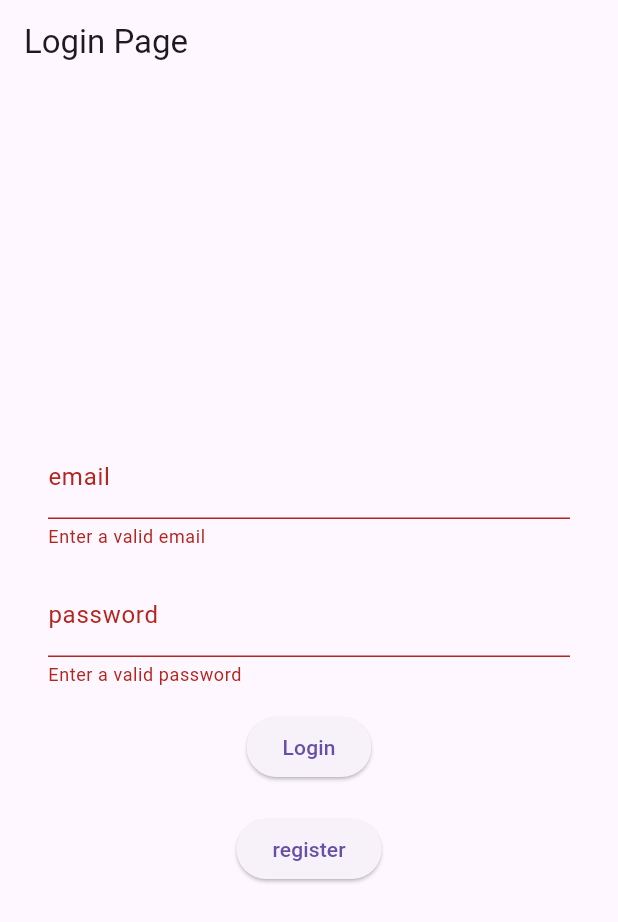
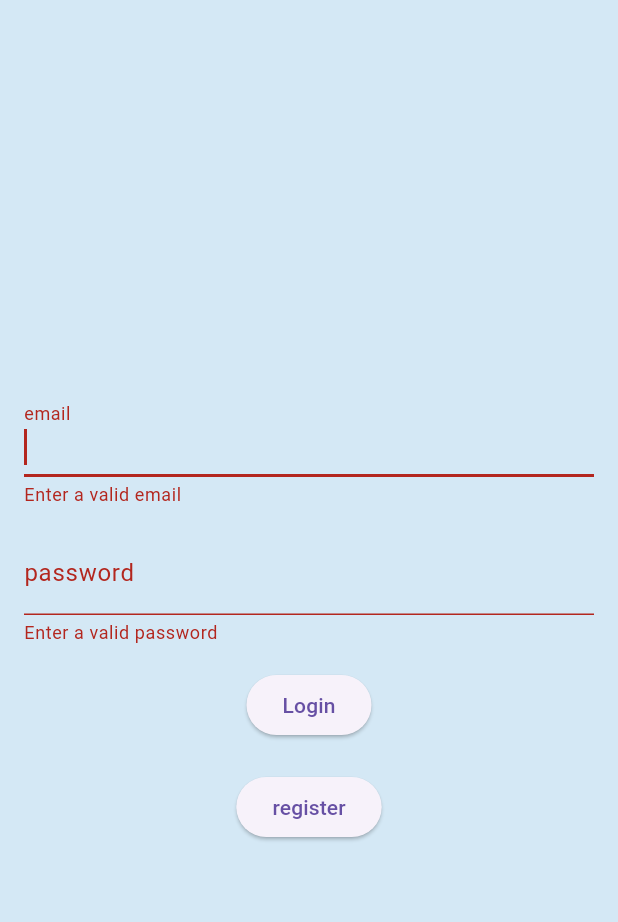
Before and after one commit to bramba2000/crowDJ, a Flutter app: the screen it shows after launch, after a tap on "Login", on a phone screen of 412 x 824 dp. Shown: the top 922 px of the screen. Run offline on Flutter 3.47's test engine with Material 3 defaults, Android fonts, the phone set to English and light mode, and no system bars; our stand-ins replace cloud_firestore, firebase_auth, firebase_core, flutter_map, flutter_riverpod, freezed_annotation and 4 more; missing offline and left inert: geoflutterfire2, spotify; accounts and stored records are empty; generated files the repository leaves out were written again.

Commit message:
restyle login page

```diff
--- a/crowdj_app/lib/feature/auth/pages/login_page.dart
+++ b/crowdj_app/lib/feature/auth/pages/login_page.dart
@@ -21,40 +21,17 @@ class _LoginPageState extends ConsumerState<LoginPage> {
   final TextEditingController _passwordController = TextEditingController();
   final provider = authNotifierProvider(AuthDataSource(), UserDataSource());
   final GlobalKey<FormState> _formKey = GlobalKey<FormState>();
-
-  Future<void> _login() async {
-    if (_formKey.currentState!.validate()) {
-      await ref
-          .read(provider.notifier)
-          .signIn(_usernameController.text, _passwordController.text);
-    }
-  }
+  final FocusNode _focusNode = FocusNode();
 
   @override
   Widget build(BuildContext context) {
     return Scaffold(
-      appBar: AppBar(
-        title: const Text('Login Page'),
-      ),
       body: Container(
-        padding: const EdgeInsets.all(16.0),
-        child: LayoutBuilder(
-          builder: (BuildContext context, BoxConstraints constraints) {
-            if (constraints.maxWidth > 600) {
-              return _desktopPage();
-            } else {
-              return _mobilePage();
-            }
-          },
+        decoration: BoxDecoration(
+          color: Color.fromARGB(255, 212, 232, 245),
         ),
-      ),
-    );
-  }
-
-  void _showSnackBar(String message) {
-    ScaffoldMessenger.of(context).showSnackBar(
-      SnackBar(
-        content: Text(message),
+        alignment: Alignment.center,
+        child: responsiveSingleFormLayout(loginForm()),
       ),
     );
   }
@@ -98,8 +75,11 @@ class _LoginPageState extends ConsumerState<LoginPage> {
       key: _formKey,
       child: Column(
         mainAxisAlignment: MainAxisAlignment.center,
+        mainAxisSize: MainAxisSize.min,
         children: [
           TextFormField(
+            autofocus: true,
+            focusNode: _focusNode,
             controller: _usernameController,
             decoration: const InputDecoration(
               labelText: 'email',
@@ -110,15 +90,17 @@ class _LoginPageState extends ConsumerState<LoginPage> {
                 (value!.isEmpty || !value.contains('@') || !value.contains('.'))
                     ? 'Enter a valid email'
                     : null,
+            onFieldSubmitted: (value) => _login(),
           ),
           const SizedBox(height: 16.0),
           TextFormField(
             controller: _passwordController,
+            keyboardType: TextInputType.visiblePassword,
             obscureText: true,
             decoration: const InputDecoration(labelText: 'password'),
-            keyboardType: TextInputType.visiblePassword,
             validator: (value) =>
                 value!.isEmpty ? 'Enter a valid password' : null,
+            onFieldSubmitted: (value) => _login(),
           ),
           const SizedBox(height: 16.0),
           ElevatedButton(
@@ -134,4 +116,82 @@ class _LoginPageState extends ConsumerState<LoginPage> {
       ),
     );
   }
+
+  Widget responsiveSingleFormLayout(Widget formWidget) {
+    return LayoutBuilder(
+      builder: (BuildContext context, BoxConstraints constraints) {
+        const double breackPointWidth = 700;
+        const double breackPointHeight = 700;
+
+        if (constraints.maxWidth > breackPointWidth) {
+          return Container(
+            decoration: const BoxDecoration(
+              boxShadow: [
+                BoxShadow(
+                  color: Colors.black12,
+                  blurRadius: 20,
+                ),
+              ],
+              color: Colors.white,
+            ),
+            constraints: const BoxConstraints(
+              maxHeight: breackPointHeight,
+            ),
+            child: Row(
+              crossAxisAlignment: CrossAxisAlignment.center,
+              mainAxisSize: MainAxisSize.max,
+              mainAxisAlignment: MainAxisAlignment.spaceBetween,
+              children: [
+                Expanded(
+                  flex: 2,
+                  child: Padding(
+                    padding: const EdgeInsets.all(25),
+                    child: formWidget,
+                  ),
+                ),
+                Expanded(
+                  flex: 3,
+                  child: Image.asset(
+                    'lib/assets/crowd_mobile_background.jpeg',
+                    alignment: Alignment.centerRight,
+                  ),
+                )
+              ],
+            ),
+          );
+        } else {
+          return Padding(
+            padding: const EdgeInsets.all(16.0),
+            child: formWidget,
+          );
+        }
+      },
+    );
+  }
+
+  Future<void> _login() async {
+    if (_formKey.currentState!.validate()) {
+      await ref
+          .read(provider.notifier)
+          .signIn(_usernameController.text, _passwordController.text);
+    } else {
+      _focusNode.requestFocus();
+    }
+  }
+
+  void _showSnackBar(String message) {
+    ScaffoldMessenger.of(context).showSnackBar(
+      SnackBar(
+        content: Text(message),
+      ),
+    );
+  }
+
+  @override
+  void dispose() {
+    _usernameController.dispose();
+    _passwordController.dispose();
+    _focusNode.dispose();
+    super.dispose();
+  }
 }
--- a/crowdj_app/lib/pages/app/home_page.dart
+++ b/crowdj_app/lib/pages/app/home_page.dart
@@ -35,7 +35,7 @@ class _HomePageState extends ConsumerState<HomePage> {
   final MapController _mapController = MapController();
   late MapModel _mapModel;
   late DynMap _map;
-  double _zoom=17.0;
+  double _zoom = 17.0;
 
   ///----> events <----
   ///
@@ -76,10 +76,8 @@ class _HomePageState extends ConsumerState<HomePage> {
   }
 
   _initilizeWidget() async {
-
     await _getUserProps();
     await _loadEvents();
-
   }
 
   @override
@@ -149,6 +147,14 @@ class _HomePageState extends ConsumerState<HomePage> {
     return Scaffold(
       appBar: AppBar(
         title: const Text("DJ HomePage"),
+        actions: [
+          IconButton(
+            onPressed: () {
+              ref.read(provider.notifier).signOut();
+            },
+            icon: const Icon(Icons.exit_to_app),
+          )
+        ],
       ),
       body: Padding(
         padding: const EdgeInsets.all(30),
@@ -600,7 +606,7 @@ class _HomePageState extends ConsumerState<HomePage> {
       value: _radius,
       min: 1,
       max: 400000,
-      label: _radius.toString()+" km ",
+      label: _radius.toString() + " km ",
       onChanged: (value) {
         setState(() {
           _radius = value;
@@ -618,11 +624,13 @@ class _HomePageState extends ConsumerState<HomePage> {
       divisions: 40,
       onChanged: (value) {
         setState(() {
-          _zoom=value;
-          _mapController.move(LatLng(_mapModel.getCenter().latitude, _mapModel.getCenter().longitude), _zoom);
+          _zoom = value;
+          _mapController.move(
+              LatLng(_mapModel.getCenter().latitude,
+                  _mapModel.getCenter().longitude),
+              _zoom);
         });
       },
     );
-
   }
 }
--- a/crowdj_app/pubspec.yaml
+++ b/crowdj_app/pubspec.yaml
@@ -45,5 +45,5 @@ dev_dependencies:
 
 flutter:
   assets:
-    - lib/assets/crow.jpg
+    - lib/assets/
   uses-material-design: true
```
